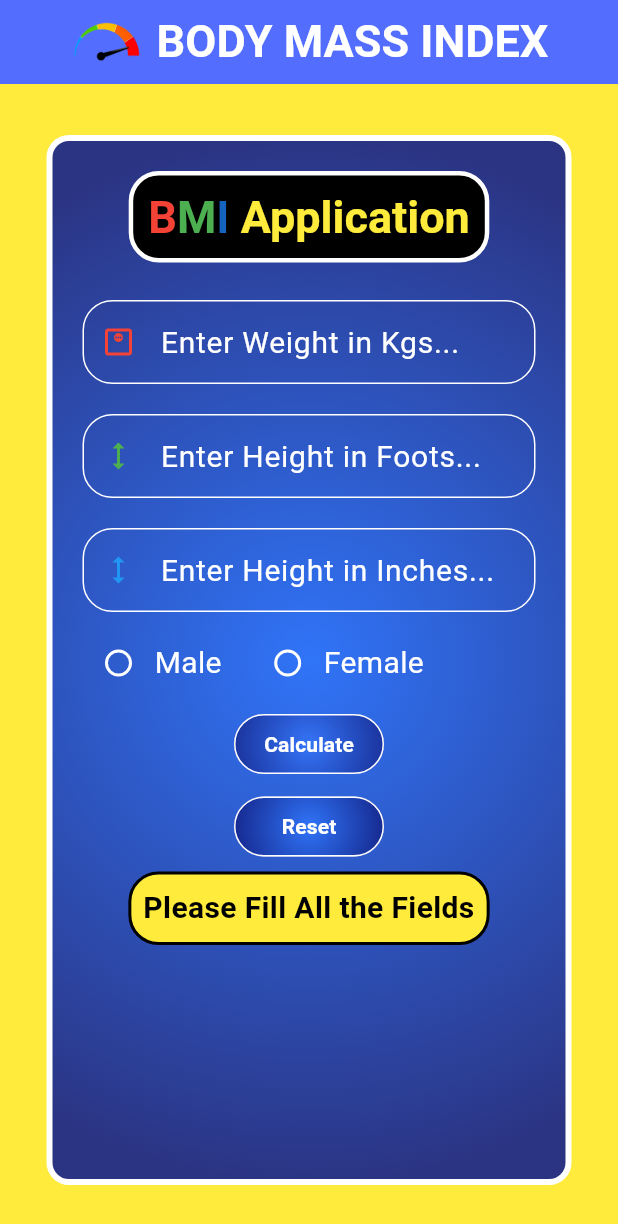
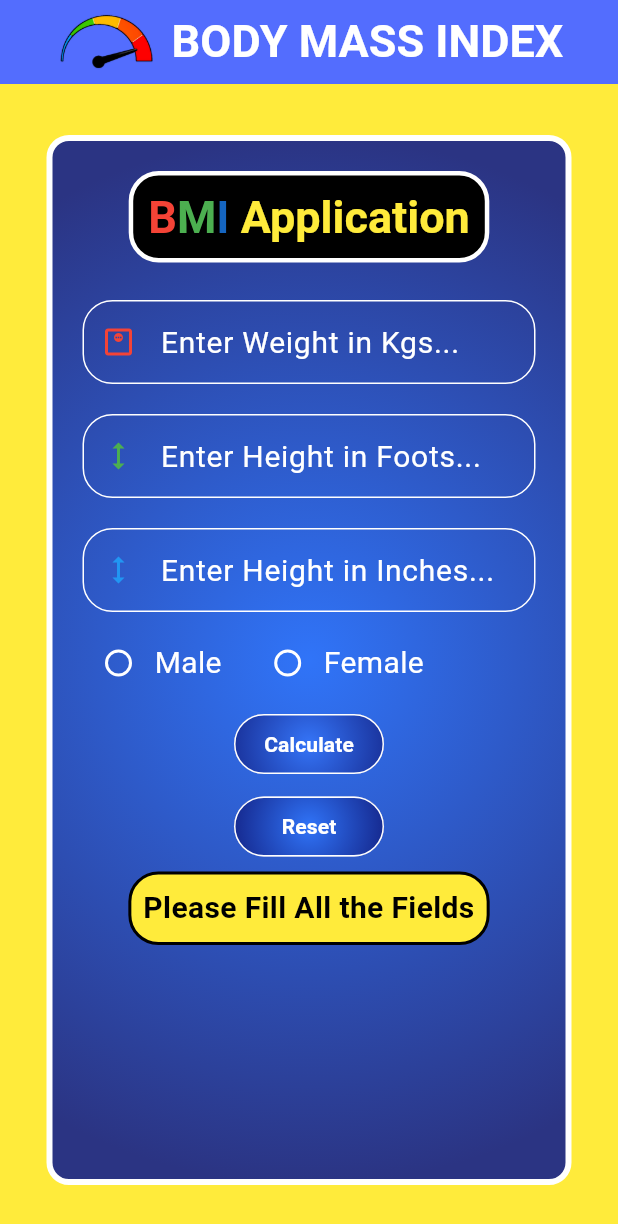
Before and after one commit to Raja-Soni/Body_Mass_Index_Flutter_Application, a Flutter app: the screen it shows after launch, after a tap on "Calculate", on a phone screen of 412 x 824 dp. Shown: the top 1224 px of the screen. Run offline on Flutter 3.47's test engine with Material 3 defaults, Android fonts, the phone set to English and light mode, and no system bars; Roboto replaces fonts that are missing (titleFontType).

Commit message:
some text, images minor changes

```diff
--- a/lib/main.dart
+++ b/lib/main.dart
@@ -59,7 +59,7 @@ class MyHomePageState extends State<MyHomePage> {
             mainAxisAlignment: MainAxisAlignment.center,
             children:[
             Image.asset("assets/images/bmi_logo.png",
-              height: 50, width: 50,
+              height: 50, width: 70,
               fit: BoxFit.scaleDown),
             SizedBox(width: 8,),
             Text("BODY MASS INDEX",
@@ -195,11 +195,11 @@ class MyHomePageState extends State<MyHomePage> {
                                 shape: RoundedRectangleBorder(
                                   borderRadius: BorderRadius.circular(20),
                                 ),
-                                focusColor: Colors.green,
+                                focusColor: Colors.green.shade800,
                                 foregroundColor: Colors.white,
                                 backgroundColor: Colors.transparent,
                                 elevation: 0,
-                                splashColor: Colors.green.shade800,
+                                splashColor: Colors.green,
                                   onPressed: (){
                                     var givenWeight = weightCont.text.toString().trim();
                                     var givenFoots = footHeightCont.text.toString().trim();
@@ -346,8 +346,8 @@ class MyHomePageState extends State<MyHomePage> {
                                   foregroundColor: Colors.white,
                                   elevation: 0,
                                   backgroundColor: Colors.transparent,
-                                  focusColor: Colors.green,
-                                  splashColor: Colors.green.shade800,
+                                  focusColor: Colors.green.shade800,
+                                  splashColor: Colors.green,
                                   shape: RoundedRectangleBorder(
                                   borderRadius: BorderRadius.circular(20)
                                 ),
--- a/lib/splash_screen.dart
+++ b/lib/splash_screen.dart
@@ -44,9 +44,9 @@ class SplashScreenState extends State<SplashScreen>{
             mainAxisAlignment: MainAxisAlignment.center,
             children: [
               Image.asset("assets/images/bmi_logo.png",
-                height: 150, width: 250, fit: BoxFit.fill),
+                height: 180, width: 300, fit: BoxFit.fill),
               RichText(text:
-                TextSpan(style: TextStyle(fontSize: 100,),
+                TextSpan(style: TextStyle(fontSize: 100,fontFamily: 'titleFontType', fontWeight: FontWeight.bold),
                 children: [
                 TextSpan(text:"B",style: TextStyle(color: index == 0 ? Colors.red.shade700 : Colors.white)),
                 TextSpan(text:"M",style: TextStyle(color: index == 1 ? Colors.green.shade700: Colors.white)),
--- a/pubspec.yaml
+++ b/pubspec.yaml
@@ -78,6 +78,6 @@ flutter:
       fonts:
         - asset: assets/fonts/NotoSerif-VariableFont_wdth,wght.ttf
 
-  #
+
   # For details regarding fonts from package dependencies,
   # see https://flutter.dev/to/font-from-package
```
Also changed, not shown: assets/images/bmi_logo.png.
